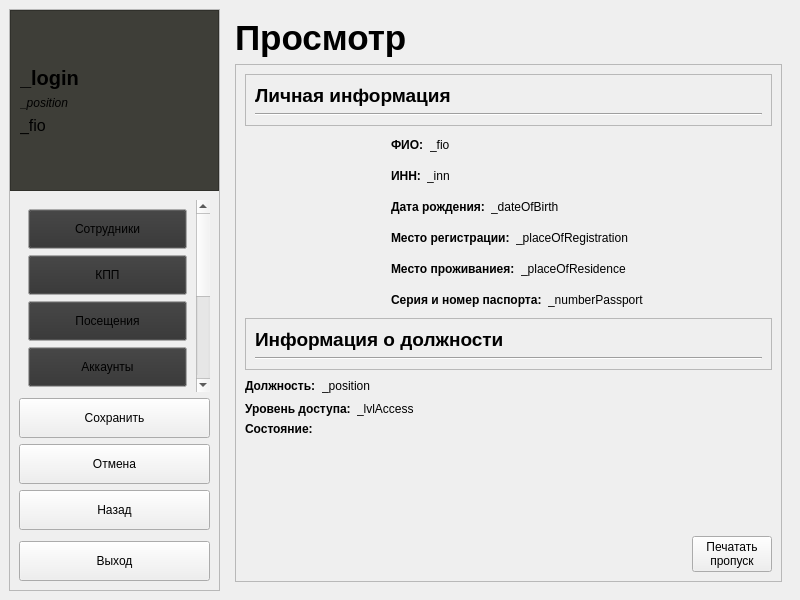
Qt form Checkpoint_Desktop/mainwindow.ui (skripach2111/Checkpoint) before a commit.
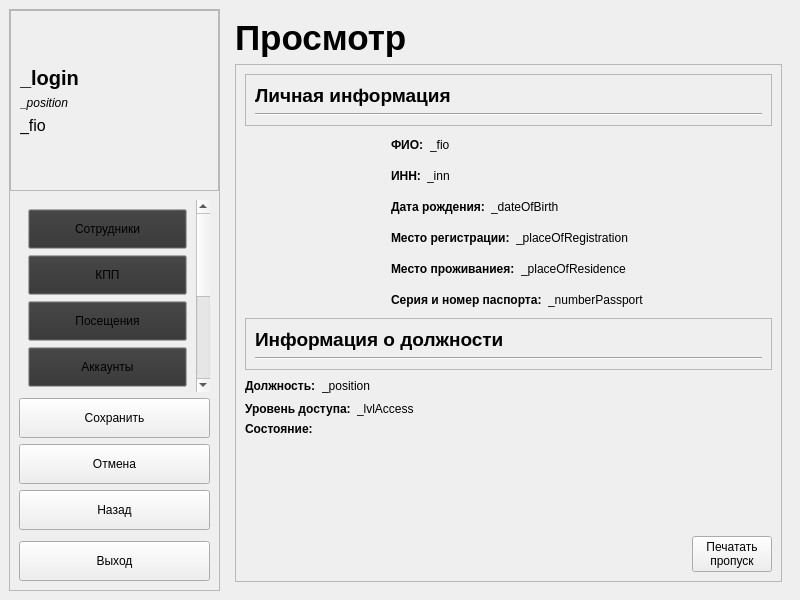
The same form after that commit. The open tabs and pages were chosen to show the change. Icons and pictures are not drawn. Custom widgets are drawn as their Qt base class.

```diff
--- a/Checkpoint_Desktop/mainwindow.ui
+++ b/Checkpoint_Desktop/mainwindow.ui
@@ -3185,7 +3185,7 @@
               <bool>false</bool>
              </property>
              <property name="styleSheet">
-              <string notr="true">background-color: rgb(62, 62, 56);</string>
+              <string notr="true"/>
              </property>
              <property name="frameShape">
               <enum>QFrame::StyledPanel</enum>
```
Left out of the diff: 34 changed lines with no effect on the pictures.
